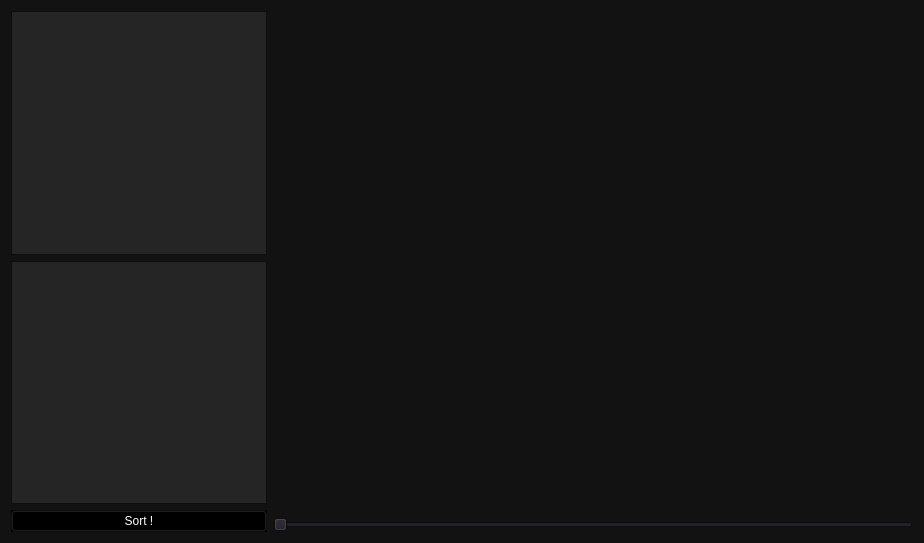
First picture: the form in Uis/tab_sorter.ui, repository HugoTLR/Algorithm, before the edit.
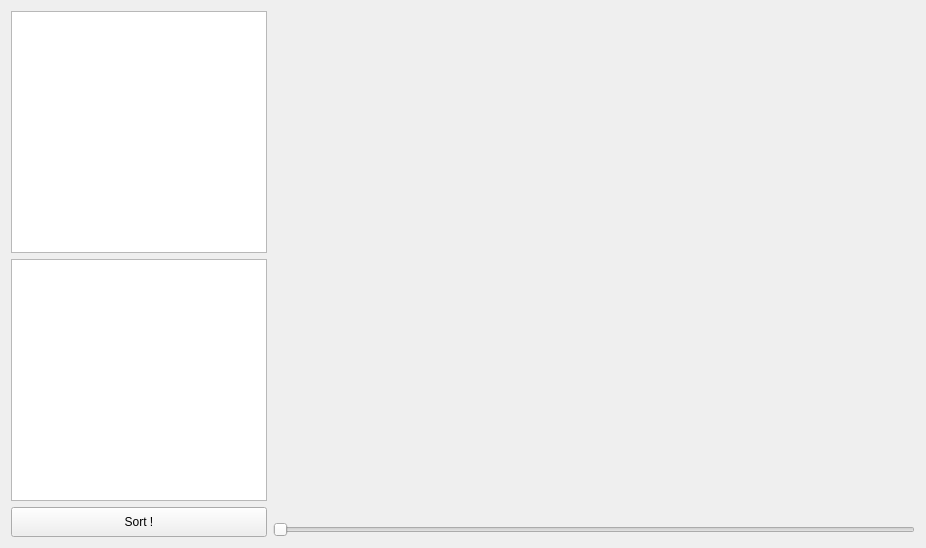
Second picture: the form after the edit.

What changed in the file:
```diff
--- a/Uis/tab_sorter.ui
+++ b/Uis/tab_sorter.ui
@@ -10,151 +10,6 @@
     <height>548</height>
    </rect>
   </property>
-  <property name="palette">
-   <palette>
-    <active>
-     <colorrole role="Button">
-      <brush brushstyle="SolidPattern">
-       <color alpha="85">
-        <red>31</red>
-        <green>27</green>
-        <blue>36</blue>
-       </color>
-      </brush>
-     </colorrole>
-     <colorrole role="Text">
-      <brush brushstyle="SolidPattern">
-       <color alpha="255">
-        <red>250</red>
-        <green>250</green>
-        <blue>250</blue>
-       </color>
-      </brush>
-     </colorrole>
-     <colorrole role="Base">
-      <brush brushstyle="SolidPattern">
-       <color alpha="20">
-        <red>250</red>
-        <green>250</green>
-        <blue>250</blue>
-       </color>
-      </brush>
-     </colorrole>
-     <colorrole role="Window">
-      <brush brushstyle="SolidPattern">
-       <color alpha="255">
-        <red>18</red>
-        <green>18</green>
-        <blue>18</blue>
-       </color>
-      </brush>
-     </colorrole>
-     <colorrole role="PlaceholderText">
-      <brush brushstyle="SolidPattern">
-       <color alpha="128">
-        <red>250</red>
-        <green>250</green>
-        <blue>250</blue>
-       </color>
-      </brush>
-     </colorrole>
-    </active>
-    <inactive>
-     <colorrole role="Button">
-      <brush brushstyle="SolidPattern">
-       <color alpha="85">
-        <red>31</red>
-        <green>27</green>
-        <blue>36</blue>
-       </color>
-      </brush>
-     </colorrole>
-     <colorrole role="Text">
-      <brush brushstyle="SolidPattern">
-       <color alpha="255">
-        <red>250</red>
-        <green>250</green>
-        <blue>250</blue>
-       </color>
-      </brush>
-     </colorrole>
-     <colorrole role="Base">
-      <brush brushstyle="SolidPattern">
-       <color alpha="20">
-        <red>250</red>
-        <green>250</green>
-        <blue>250</blue>
-       </color>
-      </brush>
-     </colorrole>
-     <colorrole role="Window">
-      <brush brushstyle="SolidPattern">
-       <color alpha="255">
-        <red>18</red>
-        <green>18</green>
-        <blue>18</blue>
-       </color>
-      </brush>
-     </colorrole>
-     <colorrole role="PlaceholderText">
-      <brush brushstyle="SolidPattern">
-       <color alpha="128">
-        <red>250</red>
-        <green>250</green>
-        <blue>250</blue>
-       </color>
-      </brush>
-     </colorrole>
-    </inactive>
-    <disabled>
-     <colorrole role="Button">
-      <brush brushstyle="SolidPattern">
-       <color alpha="85">
-        <red>31</red>
-        <green>27</green>
-        <blue>36</blue>
-       </color>
-      </brush>
-     </colorrole>
-     <colorrole role="Text">
-      <brush brushstyle="SolidPattern">
-       <color alpha="255">
-        <red>120</red>
-        <green>120</green>
-        <blue>120</blue>
-       </color>
-      </brush>
-     </colorrole>
-     <colorrole role="Base">
-      <brush brushstyle="SolidPattern">
-       <color alpha="255">
-        <red>18</red>
-        <green>18</green>
-        <blue>18</blue>
-       </color>
-      </brush>
-     </colorrole>
-     <colorrole role="Window">
-      <brush brushstyle="SolidPattern">
-       <color alpha="255">
-        <red>18</red>
-        <green>18</green>
-        <blue>18</blue>
-       </color>
-      </brush>
-     </colorrole>
-     <colorrole role="PlaceholderText">
-      <brush brushstyle="SolidPattern">
-       <color alpha="128">
-        <red>0</red>
-        <green>0</green>
-        <blue>0</blue>
-       </color>
-      </brush>
-     </colorrole>
-    </disabled>
-   </palette>
-  </property>
   <property name="windowTitle">
    <string>Form</string>
   </property>
@@ -163,7 +18,7 @@
   </property>
   <layout class="QHBoxLayout" name="horizontalLayout_2">
    <property name="sizeConstraint">
-    <enum>QLayout::SetFixedSize</enum>
+    <enum>QLayout::SetDefaultConstraint</enum>
    </property>
    <item>
     <layout class="QHBoxLayout" name="horizontalLayout" stretch="0,75">
@@ -200,69 +55,11 @@
            <verstretch>0</verstretch>
           </sizepolicy>
          </property>
-         <property name="palette">
-          <palette>
-           <active>
-            <colorrole role="Button">
-             <brush brushstyle="SolidPattern">
-              <color alpha="255">
-               <red>0</red>
-               <green>0</green>
-               <blue>0</blue>
-              </color>
-             </brush>
-            </colorrole>
-            <colorrole role="ButtonText">
-             <brush brushstyle="SolidPattern">
-              <color alpha="255">
-               <red>255</red>
-               <green>255</green>
-               <blue>255</blue>
-              </color>
-             </brush>
-            </colorrole>
-           </active>
-           <inactive>
-            <colorrole role="Button">
-             <brush brushstyle="SolidPattern">
-              <color alpha="255">
-               <red>0</red>
-               <green>0</green>
-               <blue>0</blue>
-              </color>
-             </brush>
-            </colorrole>
-            <colorrole role="ButtonText">
-             <brush brushstyle="SolidPattern">
-              <color alpha="255">
-               <red>255</red>
-               <green>255</green>
-               <blue>255</blue>
-              </color>
-             </brush>
-            </colorrole>
-           </inactive>
-           <disabled>
-            <colorrole role="Button">
-             <brush brushstyle="SolidPattern">
-              <color alpha="255">
-               <red>0</red>
-               <green>0</green>
-               <blue>0</blue>
-              </color>
-             </brush>
-            </colorrole>
-            <colorrole role="ButtonText">
-             <brush brushstyle="SolidPattern">
-              <color alpha="255">
-               <red>120</red>
-               <green>120</green>
-               <blue>120</blue>
-              </color>
-             </brush>
-            </colorrole>
-           </disabled>
-          </palette>
+         <property name="minimumSize">
+          <size>
+           <width>0</width>
+           <height>30</height>
+          </size>
          </property>
          <property name="autoFillBackground">
           <bool>true</bool>
```
